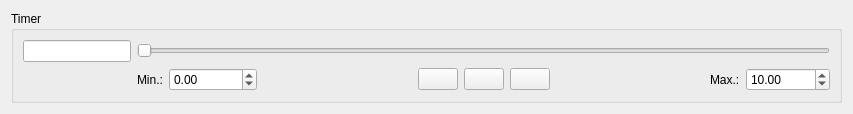
Before: the Qt Designer form res/designer/timeeditorwidget.ui in tsalemink/neon, drawn with Qt 5.
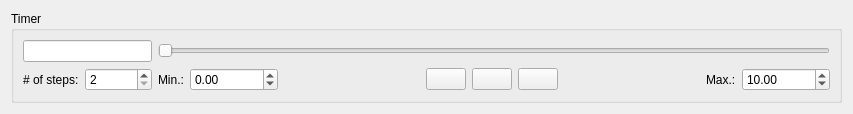
After: the same form once the commit is applied. Icons and pictures are not drawn.

Commit message: Implement time editor.

Diff of the .ui file:
```diff
--- a/res/designer/timeeditorwidget.ui
+++ b/res/designer/timeeditorwidget.ui
@@ -7,7 +7,7 @@
     <x>0</x>
     <y>0</y>
     <width>853</width>
-    <height>103</height>
+    <height>106</height>
    </rect>
   </property>
   <property name="windowTitle">
@@ -20,7 +20,44 @@
       <string>Timer</string>
      </property>
      <layout class="QGridLayout" name="gridLayout_2">
-      <item row="1" column="2">
+      <item row="0" column="0">
+       <widget class="QLineEdit" name="lineEditTime"/>
+      </item>
+      <item row="0" column="1">
+       <widget class="QSlider" name="horizontalSliderTime">
+        <property name="sizePolicy">
+         <sizepolicy hsizetype="Expanding" vsizetype="Fixed">
+          <horstretch>1</horstretch>
+          <verstretch>0</verstretch>
+         </sizepolicy>
+        </property>
+        <property name="orientation">
+         <enum>Qt::Horizontal</enum>
+        </property>
+       </widget>
+      </item>
+      <item row="1" column="0">
+       <layout class="QHBoxLayout" name="horizontalLayout_2">
+        <item>
+         <widget class="QLabel" name="label_3">
+          <property name="text">
+           <string># of steps:</string>
+          </property>
+         </widget>
+        </item>
+        <item>
+         <widget class="QSpinBox" name="spinBoxNumberofSteps">
+          <property name="minimum">
+           <number>2</number>
+          </property>
+          <property name="maximum">
+           <number>999999</number>
+          </property>
+         </widget>
+        </item>
+       </layout>
+      </item>
+      <item row="1" column="1">
        <layout class="QHBoxLayout" name="horizontalLayout">
         <item>
          <widget class="QLabel" name="label">
@@ -104,6 +141,9 @@
         </item>
         <item>
          <widget class="QDoubleSpinBox" name="doubleSpinBoxMaximumTime">
+          <property name="minimum">
+           <double>-99999999.989999994635582</double>
+          </property>
           <property name="maximum">
            <double>99999999.989999994635582</double>
           </property>
@@ -114,22 +154,6 @@
         </item>
        </layout>
       </item>
-      <item row="0" column="2">
-       <widget class="QSlider" name="horizontalSliderTimer">
-        <property name="sizePolicy">
-         <sizepolicy hsizetype="Expanding" vsizetype="Fixed">
-          <horstretch>1</horstretch>
-          <verstretch>0</verstretch>
-         </sizepolicy>
-        </property>
-        <property name="orientation">
-         <enum>Qt::Horizontal</enum>
-        </property>
-       </widget>
-      </item>
-      <item row="0" column="1">
-       <widget class="QLineEdit" name="lineEditTimer"/>
-      </item>
      </layout>
     </widget>
    </item>
```
The commit also changes 2 other files.
